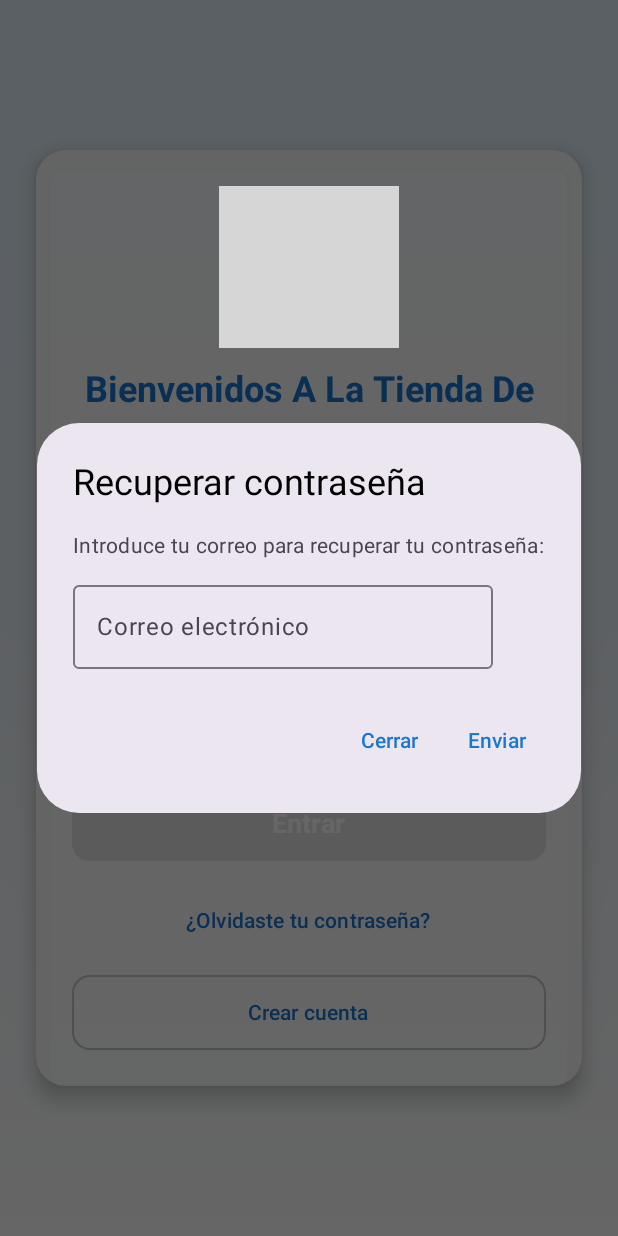
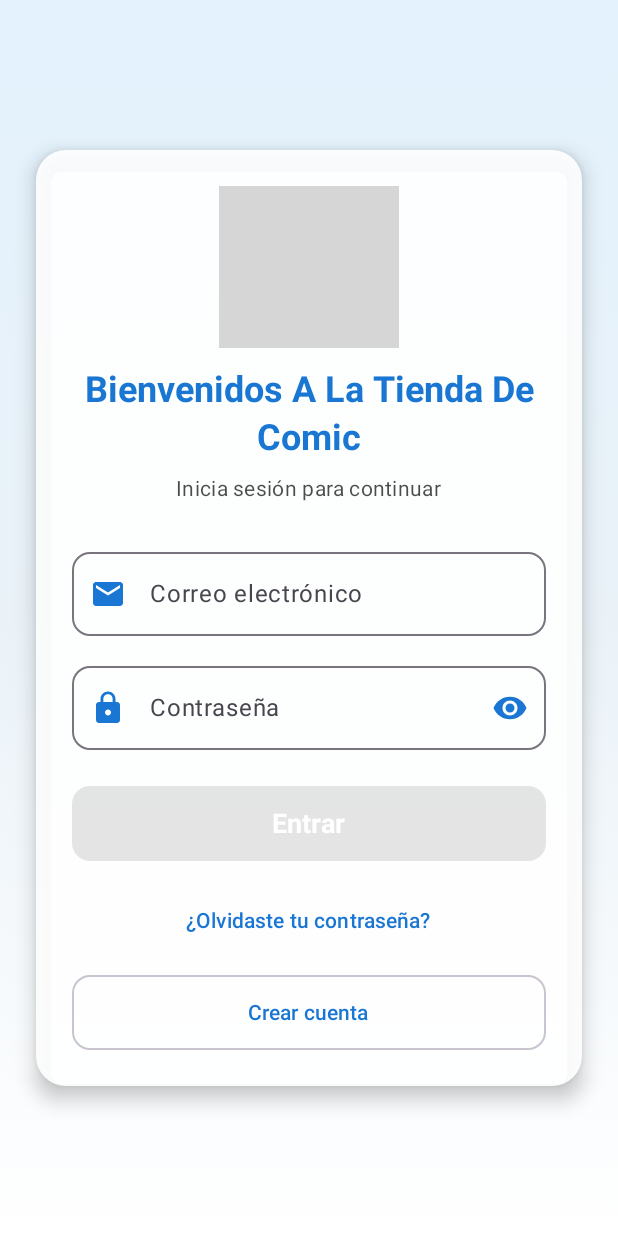
Before and after one commit to brucespinoza/TiendaComics, an Android app built with Jetpack Compose: the composable LoginScreen called with empty values, after a tap on "¿Olvidaste tu contraseña?", on a phone screen of 412 x 824 dp. Run offline under Robolectric (Android 15) with nearby library versions, the phone set to English and light mode, and no system bars; 1 statement that could not run was skipped; grey boxes are pictures that could not be loaded.

Commit message:
ApiConfig.kt casmbiar ipconfig LoginScreen.kt (puedes ir RecuperarContraseñaScreen.kt) Routes.kt y NavGraph.kt para recuperar contrasela y login y el screen de pantalla de RecuperarContraseñaScreen.kt

```diff
--- a/app/src/main/java/com/example/tiendacomic/data/remote/ApiConfig.kt
+++ b/app/src/main/java/com/example/tiendacomic/data/remote/ApiConfig.kt
@@ -17,7 +17,7 @@ object ApiConfig {
     // ========================================
     // CAMBIAR ESTA IP POR LA DE TU PC
     // ========================================
-    private const val IP_PC = "192.168.1.16"
+    private const val IP_PC = "192.168.1.18"
     // ========================================
 
     // Detectar si es emulador
--- a/app/src/main/java/com/example/tiendacomic/navigation/Routes.kt
+++ b/app/src/main/java/com/example/tiendacomic/navigation/Routes.kt
@@ -23,4 +23,6 @@ sealed class Route(val path: String) {
 
     // Nueva pantalla de Membresía
     data object Membresia : Route("membresia")
+
+    data object RecuperarContraseña : Route("RecuperarContraseña")
 }
--- a/app/src/main/java/com/example/tiendacomic/ui/screen/LoginScreen.kt
+++ b/app/src/main/java/com/example/tiendacomic/ui/screen/LoginScreen.kt
@@ -31,10 +31,15 @@ import com.example.tiendacomic.ui.viewmodel.ModeloAutenticacion
 import com.example.tiendacomic.data.storage.UserPreferences
 import com.example.tiendacomic.ui.theme.PrimaryBlue
 import com.example.tiendacomic.ui.theme.SoftBlue
+import androidx.navigation.NavController
+import com.example.tiendacomic.navigation.Route
+
+
 
 // ---------- PANTALLA CONECTADA AL VIEWMODEL ----------
 @Composable
 fun LoginScreenVm(
+    navController: NavController,        // <--- AGREGADO
     onLoginExitoso: () -> Unit,
     onIrRegistro: () -> Unit,
     vm: ModeloAutenticacion
@@ -52,6 +57,7 @@ fun LoginScreenVm(
     }
 
     LoginScreen(
+        navController = navController,     // <--- AGREGADO
         correo = state.correo,
         contrasena = state.contrasena,
         errorCorreo = state.errorCorreo,
@@ -66,9 +72,12 @@ fun LoginScreenVm(
     )
 }
 
+
+
 // ---------- UI PRESENTACIONAL ----------
 @Composable
 private fun LoginScreen(
+    navController: NavController,      // <--- AGREGADO
     correo: String,
     contrasena: String,
     errorCorreo: String?,
@@ -83,7 +92,6 @@ private fun LoginScreen(
 ) {
     var mostrarPass by remember { mutableStateOf(false) }
 
-    // Fondo degradado azul
     val fondoDegradado = Brush.verticalGradient(
         colors = listOf(Color(0xFFE3F2FD), SoftBlue, Color.White)
     )
@@ -112,7 +120,6 @@ private fun LoginScreen(
                 horizontalAlignment = Alignment.CenterHorizontally
             ) {
 
-                // ---------- LOGO / IMAGEN ----------
                 Image(
                     painter = painterResource(id = R.drawable.login),
                     contentDescription = "Logo de tienda de cómics",
@@ -121,7 +128,6 @@ private fun LoginScreen(
                         .padding(bottom = 12.dp)
                 )
 
-                // ---------- TÍTULO ----------
                 Text(
                     "Bienvenidos A La Tienda De Comic",
                     style = MaterialTheme.typography.headlineSmall.copy(
@@ -130,7 +136,9 @@ private fun LoginScreen(
                     ),
                     textAlign = TextAlign.Center
                 )
+
                 Spacer(Modifier.height(8.dp))
+
                 Text(
                     "Inicia sesión para continuar",
                     style = MaterialTheme.typography.bodyMedium,
@@ -139,32 +147,40 @@ private fun LoginScreen(
 
                 Spacer(Modifier.height(24.dp))
 
+
                 // ---------- CORREO ----------
                 OutlinedTextField(
                     value = correo,
                     onValueChange = onCorreoChange,
                     label = { Text("Correo electrónico") },
-                    leadingIcon = { Icon(Icons.Default.Email, contentDescription = null, tint = PrimaryBlue) },
+                    leadingIcon = {
+                        Icon(Icons.Default.Email, contentDescription = null, tint = PrimaryBlue)
+                    },
                     singleLine = true,
                     isError = errorCorreo != null,
                     keyboardOptions = KeyboardOptions(keyboardType = KeyboardType.Email),
                     modifier = Modifier.fillMaxWidth(),
                     shape = RoundedCornerShape(12.dp)
                 )
+
                 if (errorCorreo != null) {
                     Text(errorCorreo, color = MaterialTheme.colorScheme.error, fontSize = 12.sp)
                 }
 
                 Spacer(Modifier.height(12.dp))
 
+
                 // ---------- CONTRASEÑA ----------
                 OutlinedTextField(
                     value = contrasena,
                     onValueChange = onContrasenaChange,
                     label = { Text("Contraseña") },
-                    leadingIcon = { Icon(Icons.Default.Lock, contentDescription = null, tint = PrimaryBlue) },
+                    leadingIcon = {
+                        Icon(Icons.Default.Lock, contentDescription = null, tint = PrimaryBlue)
+                    },
                     singleLine = true,
-                    visualTransformation = if (mostrarPass) VisualTransformation.None else PasswordVisualTransformation(),
+                    visualTransformation =
+                        if (mostrarPass) VisualTransformation.None else PasswordVisualTransformation(),
                     trailingIcon = {
                         IconButton(onClick = { mostrarPass = !mostrarPass }) {
                             Icon(
@@ -178,11 +194,13 @@ private fun LoginScreen(
                     modifier = Modifier.fillMaxWidth(),
                     shape = RoundedCornerShape(12.dp)
                 )
+
                 if (errorContrasena != null) {
                     Text(errorContrasena, color = MaterialTheme.colorScheme.error, fontSize = 12.sp)
                 }
 
                 Spacer(Modifier.height(24.dp))
+
 
                 // ---------- BOTÓN ENTRAR ----------
                 Button(
@@ -195,13 +213,23 @@ private fun LoginScreen(
                     shape = RoundedCornerShape(12.dp)
                 ) {
                     if (enviando) {
-                        CircularProgressIndicator(strokeWidth = 2.dp, color = Color.White, modifier = Modifier.size(18.dp))
+                        CircularProgressIndicator(
+                            strokeWidth = 2.dp,
+                            color = Color.White,
+                            modifier = Modifier.size(18.dp)
+                        )
                         Spacer(Modifier.width(8.dp))
                         Text("Validando...")
                     } else {
-                        Text("Entrar", color = Color.White, fontSize = 18.sp, fontWeight = FontWeight.Bold)
+                        Text(
+                            "Entrar",
+                            color = Color.White,
+                            fontSize = 18.sp,
+                            fontWeight = FontWeight.Bold
+                        )
                     }
                 }
+
 
                 if (mensajeError != null) {
                     Spacer(Modifier.height(8.dp))
@@ -210,12 +238,19 @@ private fun LoginScreen(
 
                 Spacer(Modifier.height(16.dp))
 
+
                 // ---------- OLVIDÉ CONTRASEÑA ----------
-                TextButton(onClick = { mostrarDialogo = true }) {
+                TextButton(
+                    onClick = {
+                        navController.navigate(Route.RecuperarContraseña.path)
+                    }
+                ) {
                     Text("¿Olvidaste tu contraseña?", color = PrimaryBlue)
                 }
 
+
                 Spacer(Modifier.height(12.dp))
+
 
                 // ---------- CREAR CUENTA ----------
                 OutlinedButton(
@@ -228,47 +263,8 @@ private fun LoginScreen(
                 ) {
                     Text("Crear cuenta", fontWeight = FontWeight.SemiBold)
                 }
+
             }
-        }
-
-        // ---------- DIALOGO DE RECUPERACIÓN ----------
-        if (mostrarDialogo) {
-            AlertDialog(
-                onDismissRequest = { mostrarDialogo = false },
-                title = { Text("Recuperar contraseña") },
-                text = {
-                    Column {
-                        Text("Introduce tu correo para recuperar tu contraseña:")
-                        Spacer(Modifier.height(8.dp))
-                        OutlinedTextField(
-                            value = correoRecuperacion,
-                            onValueChange = { correoRecuperacion = it },
-                            label = { Text("Correo electrónico") },
-                            singleLine = true,
-                            keyboardOptions = KeyboardOptions(keyboardType = KeyboardType.Email)
-                        )
-                        if (mensajeEnviado) {
-                            Spacer(Modifier.height(8.dp))
-                            Text(
-                                "Se envió un enlace de recuperación al correo ingresado.",
-                                color = PrimaryBlue
-                            )
-                        }
-                    }
-                },
-                confirmButton = {
-                    TextButton(onClick = {
-                        if (correoRecuperacion.isNotBlank()) mensajeEnviado = true
-                    }) {
-                        Text("Enviar")
-                    }
-                },
-                dismissButton = {
-                    TextButton(onClick = { mostrarDialogo = false; mensajeEnviado = false }) {
-                        Text("Cerrar")
-                    }
-                }
-            )
         }
     }
 }
```
Also changed, not shown: app/src/main/java/com/example/tiendacomic/navigation/NavGraph.kt (+56 -9 lines), app/src/main/java/com/example/tiendacomic/ui/screen/RecuperarContraseñaScreen.kt (added, +207 -0 lines).
